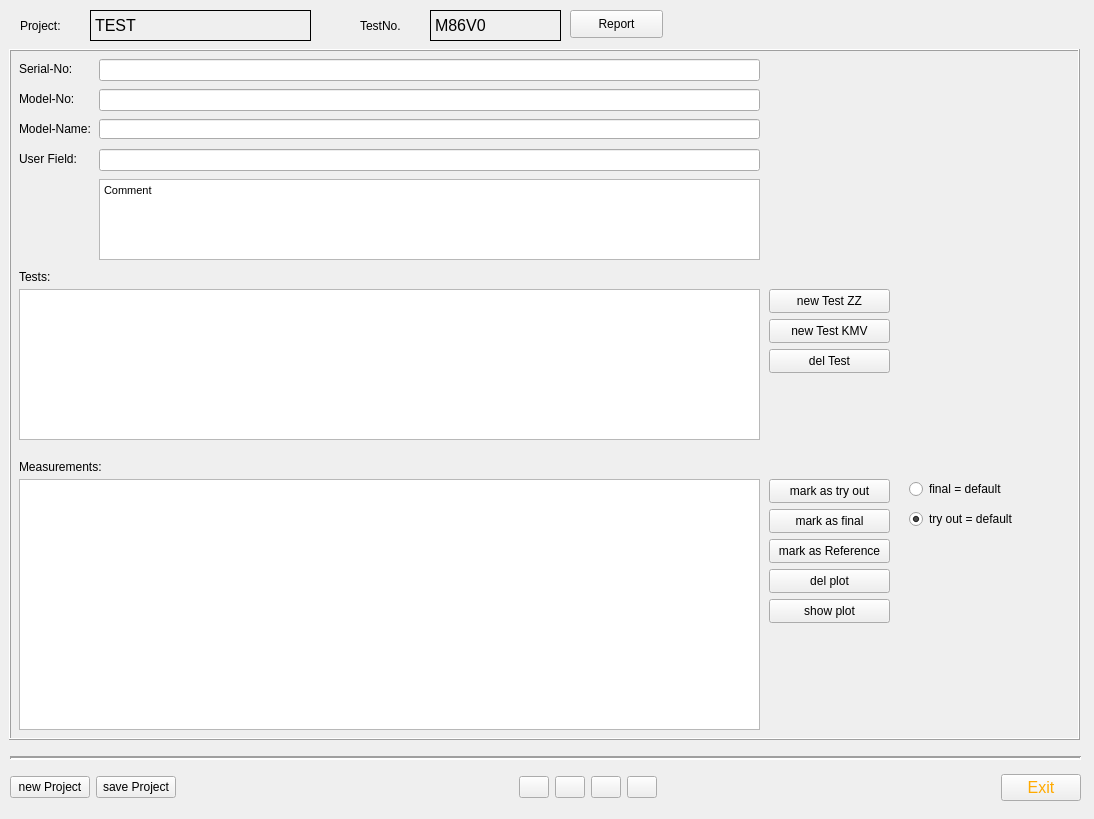
HenricusRex/TMV3, file Lib/TestDataZZ.ui: the form before one commit.
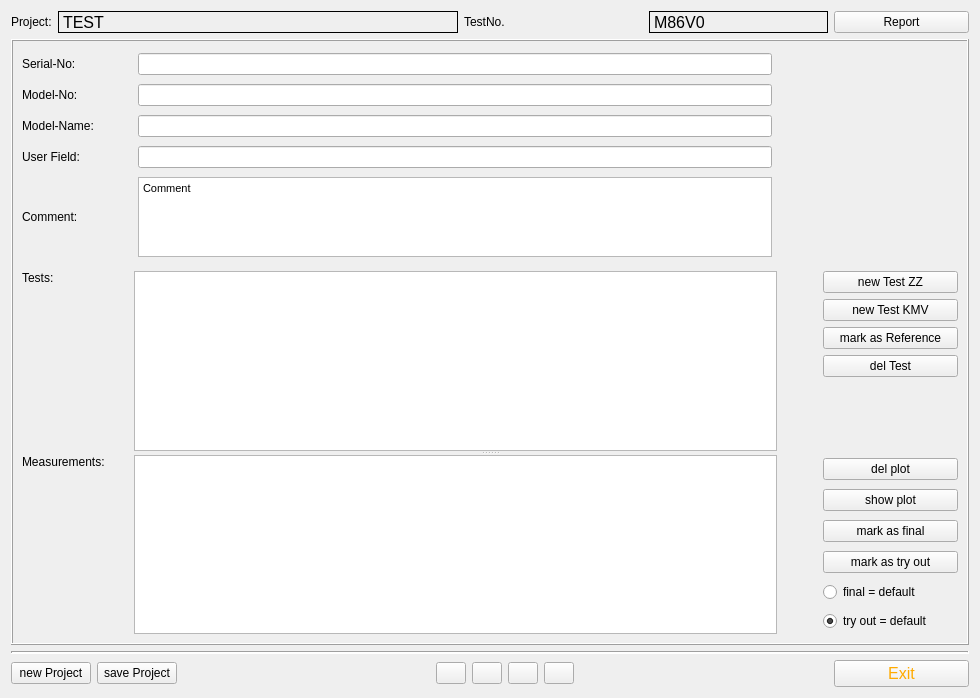
The form after the commit. Icons and pictures are not drawn.

Diff of the .ui file:
```diff
--- a/Lib/TestDataZZ.ui
+++ b/Lib/TestDataZZ.ui
@@ -6,37 +6,74 @@
    <rect>
     <x>0</x>
     <y>0</y>
-    <width>1094</width>
-    <height>819</height>
+    <width>980</width>
+    <height>698</height>
    </rect>
   </property>
   <property name="windowTitle">
    <string>Zone Zulassung</string>
   </property>
-  <widget class="Line" name="line">
-   <property name="geometry">
-    <rect>
-     <x>10</x>
-     <y>750</y>
-     <width>1071</width>
-     <height>16</height>
-    </rect>
-   </property>
-   <property name="lineWidth">
-    <number>2</number>
-   </property>
-   <property name="orientation">
-    <enum>Qt::Horizontal</enum>
-   </property>
-  </widget>
+  <layout class="QGridLayout" name="gridLayout_2">
+   <item row="0" column="0">
+    <layout class="QHBoxLayout" name="horizontalLayout_11">
+     <item>
+      <widget class="QLabel" name="label_3">
+       <property name="maximumSize">
+        <size>
+         <width>70</width>
+         <height>16777215</height>
+        </size>
+       </property>
+       <property name="font">
+        <font>
+         <pointsize>9</pointsize>
+         <weight>50</weight>
+         <bold>false</bold>
+        </font>
+       </property>
+       <property name="text">
+        <string>Project:</string>
+       </property>
+      </widget>
+     </item>
+     <item>
+      <widget class="QLabel" name="lbProject">
+       <property name="minimumSize">
+        <size>
+         <width>400</width>
+         <height>21</height>
+        </size>
+       </property>
+       <property name="font">
+        <font>
+         <pointsize>12</pointsize>
+        </font>
+       </property>
+       <property name="toolTip">
+        <string>&lt;html&gt;&lt;head/&gt;&lt;body&gt;&lt;p&gt;TestNo:&lt;/p&gt;&lt;p&gt;[Test]-[Measurement]-[sheet of ]&lt;/p&gt;&lt;p&gt;e.g. M86V0-34-2/6&lt;/p&gt;&lt;/body&gt;&lt;/html&gt;</string>
+       </property>
+       <property name="whatsThis">
+        <string extracomment="testtet"/>
+       </property>
+       <property name="frameShape">
+        <enum>QFrame::Box</enum>
+       </property>
+       <property name="text">
+        <string>TEST</string>
+       </property>
+      </widget>
+     </item>
+    </layout>
+   </item>
+   <item row="0" column="1">
+    <layout class="QHBoxLayout" name="horizontalLayout_10">
+     <item alignment="Qt::AlignLeft">
   <widget class="QLabel" name="label_2">
-   <property name="geometry">
-    <rect>
-     <x>360</x>
-     <y>10</y>
-     <width>71</width>
-     <height>31</height>
-    </rect>
+       <property name="maximumSize">
+        <size>
+         <width>60</width>
+         <height>16777215</height>
+        </size>
    </property>
    <property name="font">
     <font>
@@ -49,15 +86,9 @@
     <string>TestNo.</string>
    </property>
   </widget>
+     </item>
+     <item>
   <widget class="QLabel" name="lbTestNo">
-   <property name="geometry">
-    <rect>
-     <x>430</x>
-     <y>10</y>
-     <width>131</width>
-     <height>31</height>
-    </rect>
-   </property>
    <property name="font">
     <font>
      <pointsize>12</pointsize>
@@ -76,17 +107,518 @@
     <string>M86V0</string>
    </property>
   </widget>
+     </item>
+    </layout>
+   </item>
+   <item row="0" column="2">
+    <widget class="QPushButton" name="BtnReport">
+     <property name="minimumSize">
+      <size>
+       <width>135</width>
+       <height>0</height>
+      </size>
+     </property>
+     <property name="maximumSize">
+      <size>
+       <width>135</width>
+       <height>16777215</height>
+      </size>
+     </property>
+     <property name="text">
+      <string>Report</string>
+     </property>
+    </widget>
+   </item>
+   <item row="1" column="0" colspan="3">
+    <widget class="QFrame" name="frame">
+     <property name="sizePolicy">
+      <sizepolicy hsizetype="Expanding" vsizetype="Expanding">
+       <horstretch>0</horstretch>
+       <verstretch>0</verstretch>
+      </sizepolicy>
+     </property>
+     <property name="frameShape">
+      <enum>QFrame::Box</enum>
+     </property>
+     <property name="frameShadow">
+      <enum>QFrame::Raised</enum>
+     </property>
+     <layout class="QGridLayout" name="gridLayout">
+      <item row="0" column="0">
+       <layout class="QVBoxLayout" name="verticalLayout_6">
+        <item>
+         <layout class="QHBoxLayout" name="horizontalLayout_5">
+          <item>
+           <widget class="QLabel" name="label_6">
+            <property name="minimumSize">
+             <size>
+              <width>110</width>
+              <height>0</height>
+             </size>
+            </property>
+            <property name="text">
+             <string>Serial-No:</string>
+            </property>
+           </widget>
+          </item>
+          <item>
+           <widget class="QLineEdit" name="leSerialNo"/>
+          </item>
+         </layout>
+        </item>
+        <item>
+         <layout class="QHBoxLayout" name="horizontalLayout_6">
+          <item>
+           <widget class="QLabel" name="label_10">
+            <property name="minimumSize">
+             <size>
+              <width>110</width>
+              <height>0</height>
+             </size>
+            </property>
+            <property name="text">
+             <string>Model-No:</string>
+            </property>
+           </widget>
+          </item>
+          <item>
+           <widget class="QLineEdit" name="leModelNo"/>
+          </item>
+         </layout>
+        </item>
+        <item>
+         <layout class="QHBoxLayout" name="horizontalLayout_7">
+          <item>
+           <widget class="QLabel" name="label_11">
+            <property name="minimumSize">
+             <size>
+              <width>110</width>
+              <height>0</height>
+             </size>
+            </property>
+            <property name="text">
+             <string>Model-Name:</string>
+            </property>
+           </widget>
+          </item>
+          <item>
+           <widget class="QLineEdit" name="leModelName"/>
+          </item>
+         </layout>
+        </item>
+        <item>
+         <layout class="QHBoxLayout" name="horizontalLayout_8">
+          <item>
+           <widget class="QLabel" name="label_8">
+            <property name="minimumSize">
+             <size>
+              <width>110</width>
+              <height>0</height>
+             </size>
+            </property>
+            <property name="text">
+             <string>User Field:</string>
+            </property>
+           </widget>
+          </item>
+          <item>
+           <widget class="QLineEdit" name="leUserNo"/>
+          </item>
+         </layout>
+        </item>
+        <item>
+         <layout class="QHBoxLayout" name="horizontalLayout_9">
+          <item>
+           <widget class="QLabel" name="label">
+            <property name="minimumSize">
+             <size>
+              <width>110</width>
+              <height>0</height>
+             </size>
+            </property>
+            <property name="text">
+             <string>Comment:</string>
+            </property>
+           </widget>
+          </item>
+          <item>
+           <widget class="QTextEdit" name="pteComment">
+            <property name="sizePolicy">
+             <sizepolicy hsizetype="Expanding" vsizetype="Fixed">
+              <horstretch>0</horstretch>
+              <verstretch>0</verstretch>
+             </sizepolicy>
+            </property>
+            <property name="maximumSize">
+             <size>
+              <width>16777215</width>
+              <height>80</height>
+             </size>
+            </property>
+            <property name="html">
+             <string>&lt;!DOCTYPE HTML PUBLIC &quot;-//W3C//DTD HTML 4.0//EN&quot; &quot;http://www.w3.org/TR/REC-html40/strict.dtd&quot;&gt;
+&lt;html&gt;&lt;head&gt;&lt;meta name=&quot;qrichtext&quot; content=&quot;1&quot; /&gt;&lt;style type=&quot;text/css&quot;&gt;
+p, li { white-space: pre-wrap; }
+&lt;/style&gt;&lt;/head&gt;&lt;body style=&quot; font-family:'MS Shell Dlg 2'; font-size:8.25pt; font-weight:400; font-style:normal;&quot;&gt;
+&lt;p style=&quot; margin-top:0px; margin-bottom:0px; margin-left:0px; margin-right:0px; -qt-block-indent:0; text-indent:0px;&quot;&gt;&lt;span style=&quot; font-size:8pt;&quot;&gt;Comment&lt;/span&gt;&lt;/p&gt;&lt;/body&gt;&lt;/html&gt;</string>
+            </property>
+           </widget>
+          </item>
+         </layout>
+        </item>
+       </layout>
+      </item>
+      <item row="0" column="1">
+       <spacer name="horizontalSpacer_7">
+        <property name="orientation">
+         <enum>Qt::Horizontal</enum>
+        </property>
+        <property name="sizeType">
+         <enum>QSizePolicy::Maximum</enum>
+        </property>
+        <property name="sizeHint" stdset="0">
+         <size>
+          <width>180</width>
+          <height>215</height>
+         </size>
+        </property>
+       </spacer>
+      </item>
+      <item row="1" column="0" colspan="2">
+       <widget class="QSplitter" name="splitter">
+        <property name="orientation">
+         <enum>Qt::Vertical</enum>
+        </property>
   <widget class="QWidget" name="layoutWidget">
-   <property name="geometry">
-    <rect>
-     <x>10</x>
-     <y>770</y>
-     <width>1071</width>
-     <height>35</height>
-    </rect>
-   </property>
+         <layout class="QHBoxLayout" name="horizontalLayout_2">
+          <item>
+           <layout class="QVBoxLayout" name="verticalLayout_2">
+            <item>
+             <widget class="QLabel" name="label_13">
+              <property name="sizePolicy">
+               <sizepolicy hsizetype="Fixed" vsizetype="Preferred">
+                <horstretch>0</horstretch>
+                <verstretch>0</verstretch>
+               </sizepolicy>
+              </property>
+              <property name="minimumSize">
+               <size>
+                <width>93</width>
+                <height>0</height>
+               </size>
+              </property>
+              <property name="text">
+               <string>Tests:</string>
+              </property>
+             </widget>
+            </item>
+            <item>
+             <spacer name="verticalSpacer_2">
+              <property name="orientation">
+               <enum>Qt::Vertical</enum>
+              </property>
+              <property name="sizeHint" stdset="0">
+               <size>
+                <width>20</width>
+                <height>40</height>
+               </size>
+              </property>
+             </spacer>
+            </item>
+           </layout>
+          </item>
+          <item>
+           <spacer name="horizontalSpacer_4">
+            <property name="orientation">
+             <enum>Qt::Horizontal</enum>
+            </property>
+            <property name="sizeType">
+             <enum>QSizePolicy::Fixed</enum>
+            </property>
+            <property name="sizeHint" stdset="0">
+             <size>
+              <width>13</width>
+              <height>20</height>
+             </size>
+            </property>
+           </spacer>
+          </item>
+          <item>
+           <widget class="QTableView" name="twTest">
+            <property name="sizePolicy">
+             <sizepolicy hsizetype="Expanding" vsizetype="Expanding">
+              <horstretch>0</horstretch>
+              <verstretch>3</verstretch>
+             </sizepolicy>
+            </property>
+            <property name="alternatingRowColors">
+             <bool>false</bool>
+            </property>
+            <property name="selectionMode">
+             <enum>QAbstractItemView::SingleSelection</enum>
+            </property>
+            <property name="selectionBehavior">
+             <enum>QAbstractItemView::SelectRows</enum>
+            </property>
+            <property name="sortingEnabled">
+             <bool>true</bool>
+            </property>
+           </widget>
+          </item>
+          <item>
+           <spacer name="horizontalSpacer_3">
+            <property name="orientation">
+             <enum>Qt::Horizontal</enum>
+            </property>
+            <property name="sizeType">
+             <enum>QSizePolicy::Fixed</enum>
+            </property>
+            <property name="sizeHint" stdset="0">
+             <size>
+              <width>40</width>
+              <height>20</height>
+             </size>
+            </property>
+           </spacer>
+          </item>
+          <item>
+           <layout class="QVBoxLayout" name="verticalLayout">
+            <item>
+             <widget class="QPushButton" name="BtnNewTestZZ">
+              <property name="sizePolicy">
+               <sizepolicy hsizetype="Preferred" vsizetype="Preferred">
+                <horstretch>0</horstretch>
+                <verstretch>0</verstretch>
+               </sizepolicy>
+              </property>
+              <property name="text">
+               <string>new Test ZZ</string>
+              </property>
+             </widget>
+            </item>
+            <item>
+             <widget class="QPushButton" name="BtnNewTestZK">
+              <property name="sizePolicy">
+               <sizepolicy hsizetype="Preferred" vsizetype="Preferred">
+                <horstretch>0</horstretch>
+                <verstretch>0</verstretch>
+               </sizepolicy>
+              </property>
+              <property name="text">
+               <string>new Test KMV</string>
+              </property>
+             </widget>
+            </item>
+            <item>
+             <widget class="QPushButton" name="BtnMarkAsReference">
+              <property name="text">
+               <string>mark as Reference</string>
+              </property>
+             </widget>
+            </item>
+            <item>
+             <widget class="QPushButton" name="BtnDelTest">
+              <property name="sizePolicy">
+               <sizepolicy hsizetype="Fixed" vsizetype="Preferred">
+                <horstretch>0</horstretch>
+                <verstretch>0</verstretch>
+               </sizepolicy>
+              </property>
+              <property name="minimumSize">
+               <size>
+                <width>135</width>
+                <height>0</height>
+               </size>
+              </property>
+              <property name="text">
+               <string>del Test</string>
+              </property>
+             </widget>
+            </item>
+            <item>
+             <spacer name="verticalSpacer">
+              <property name="orientation">
+               <enum>Qt::Vertical</enum>
+              </property>
+              <property name="sizeHint" stdset="0">
+               <size>
+                <width>20</width>
+                <height>40</height>
+               </size>
+              </property>
+             </spacer>
+            </item>
+           </layout>
+          </item>
+         </layout>
+        </widget>
+        <widget class="QWidget" name="layoutWidget">
    <layout class="QHBoxLayout" name="horizontalLayout_3">
     <item>
+           <layout class="QVBoxLayout" name="verticalLayout_3">
+            <item>
+             <widget class="QLabel" name="label_12">
+              <property name="minimumSize">
+               <size>
+                <width>93</width>
+                <height>0</height>
+               </size>
+              </property>
+              <property name="text">
+               <string>Measurements:</string>
+              </property>
+             </widget>
+            </item>
+            <item>
+             <spacer name="verticalSpacer_3">
+              <property name="orientation">
+               <enum>Qt::Vertical</enum>
+              </property>
+              <property name="sizeHint" stdset="0">
+               <size>
+                <width>20</width>
+                <height>40</height>
+               </size>
+              </property>
+             </spacer>
+            </item>
+           </layout>
+          </item>
+          <item>
+           <spacer name="horizontalSpacer_5">
+            <property name="orientation">
+             <enum>Qt::Horizontal</enum>
+            </property>
+            <property name="sizeType">
+             <enum>QSizePolicy::Fixed</enum>
+            </property>
+            <property name="sizeHint" stdset="0">
+             <size>
+              <width>13</width>
+              <height>20</height>
+             </size>
+            </property>
+           </spacer>
+          </item>
+          <item>
+           <widget class="QTableView" name="twMeas">
+            <property name="sizePolicy">
+             <sizepolicy hsizetype="Expanding" vsizetype="Expanding">
+              <horstretch>0</horstretch>
+              <verstretch>0</verstretch>
+             </sizepolicy>
+            </property>
+            <property name="alternatingRowColors">
+             <bool>false</bool>
+            </property>
+            <property name="selectionMode">
+             <enum>QAbstractItemView::SingleSelection</enum>
+            </property>
+            <property name="selectionBehavior">
+             <enum>QAbstractItemView::SelectRows</enum>
+            </property>
+            <attribute name="verticalHeaderVisible">
+             <bool>false</bool>
+            </attribute>
+            <attribute name="verticalHeaderHighlightSections">
+             <bool>false</bool>
+            </attribute>
+           </widget>
+          </item>
+          <item>
+           <spacer name="horizontalSpacer_6">
+            <property name="orientation">
+             <enum>Qt::Horizontal</enum>
+            </property>
+            <property name="sizeType">
+             <enum>QSizePolicy::Fixed</enum>
+            </property>
+            <property name="sizeHint" stdset="0">
+             <size>
+              <width>40</width>
+              <height>20</height>
+             </size>
+            </property>
+           </spacer>
+          </item>
+          <item>
+           <layout class="QVBoxLayout" name="verticalLayout_4">
+            <item>
+             <widget class="QPushButton" name="BtnDelPlot">
+              <property name="text">
+               <string>del plot</string>
+              </property>
+             </widget>
+            </item>
+            <item>
+             <widget class="QPushButton" name="BtnShowPlot">
+              <property name="text">
+               <string>show plot</string>
+              </property>
+             </widget>
+            </item>
+            <item>
+             <widget class="QPushButton" name="BtnMarkAsFinal">
+              <property name="text">
+               <string>mark as final</string>
+              </property>
+             </widget>
+            </item>
+            <item>
+             <widget class="QPushButton" name="BtnMarkAsTryOut">
+              <property name="minimumSize">
+               <size>
+                <width>135</width>
+                <height>0</height>
+               </size>
+              </property>
+              <property name="text">
+               <string>mark as try out</string>
+              </property>
+             </widget>
+            </item>
+            <item>
+             <widget class="QRadioButton" name="RBtnFinal">
+              <property name="text">
+               <string>final = default</string>
+              </property>
+             </widget>
+            </item>
+            <item>
+             <widget class="QRadioButton" name="RBtnTO">
+              <property name="text">
+               <string>try out = default</string>
+              </property>
+              <property name="checked">
+               <bool>true</bool>
+              </property>
+             </widget>
+            </item>
+           </layout>
+          </item>
+         </layout>
+        </widget>
+       </widget>
+      </item>
+     </layout>
+    </widget>
+   </item>
+   <item row="2" column="0" colspan="3">
+    <widget class="Line" name="line">
+     <property name="lineWidth">
+      <number>2</number>
+     </property>
+     <property name="orientation">
+      <enum>Qt::Horizontal</enum>
+     </property>
+    </widget>
+   </item>
+   <item row="3" column="0" colspan="3">
+    <layout class="QHBoxLayout" name="horizontalLayout">
+     <property name="sizeConstraint">
+      <enum>QLayout::SetDefaultConstraint</enum>
+     </property>
+     <item>
      <widget class="QPushButton" name="BtnNewProject">
       <property name="text">
        <string>new Project</string>
@@ -247,6 +779,12 @@
     </item>
     <item>
      <widget class="QPushButton" name="BtnExit">
+       <property name="minimumSize">
+        <size>
+         <width>135</width>
+         <height>0</height>
+        </size>
+       </property>
       <property name="font">
        <font>
         <family>MS Shell Dlg 2</family>
@@ -266,398 +804,8 @@
      </widget>
     </item>
    </layout>
-  </widget>
-  <widget class="QLabel" name="label_3">
-   <property name="geometry">
-    <rect>
-     <x>20</x>
-     <y>10</y>
-     <width>71</width>
-     <height>31</height>
-    </rect>
-   </property>
-   <property name="font">
-    <font>
-     <pointsize>9</pointsize>
-     <weight>50</weight>
-     <bold>false</bold>
-    </font>
-   </property>
-   <property name="text">
-    <string>Project:</string>
-   </property>
-  </widget>
-  <widget class="QLabel" name="lbProject">
-   <property name="geometry">
-    <rect>
-     <x>90</x>
-     <y>10</y>
-     <width>221</width>
-     <height>31</height>
-    </rect>
-   </property>
-   <property name="font">
-    <font>
-     <pointsize>12</pointsize>
-    </font>
-   </property>
-   <property name="toolTip">
-    <string>&lt;html&gt;&lt;head/&gt;&lt;body&gt;&lt;p&gt;TestNo:&lt;/p&gt;&lt;p&gt;[Test]-[Measurement]-[sheet of ]&lt;/p&gt;&lt;p&gt;e.g. M86V0-34-2/6&lt;/p&gt;&lt;/body&gt;&lt;/html&gt;</string>
-   </property>
-   <property name="whatsThis">
-    <string extracomment="testtet"/>
-   </property>
-   <property name="frameShape">
-    <enum>QFrame::Box</enum>
-   </property>
-   <property name="text">
-    <string>TEST</string>
-   </property>
-  </widget>
-  <widget class="QPushButton" name="BtnReport">
-   <property name="geometry">
-    <rect>
-     <x>570</x>
-     <y>10</y>
-     <width>93</width>
-     <height>28</height>
-    </rect>
-   </property>
-   <property name="text">
-    <string>Report</string>
-   </property>
-  </widget>
-  <widget class="QFrame" name="frame">
-   <property name="geometry">
-    <rect>
-     <x>9</x>
-     <y>49</y>
-     <width>1071</width>
-     <height>691</height>
-    </rect>
-   </property>
-   <property name="frameShape">
-    <enum>QFrame::Box</enum>
-   </property>
-   <property name="frameShadow">
-    <enum>QFrame::Raised</enum>
-   </property>
-   <widget class="QTableView" name="twMeas">
-    <property name="geometry">
-     <rect>
-      <x>10</x>
-      <y>430</y>
-      <width>741</width>
-      <height>251</height>
-     </rect>
-    </property>
-    <property name="alternatingRowColors">
-     <bool>false</bool>
-    </property>
-    <property name="selectionMode">
-     <enum>QAbstractItemView::SingleSelection</enum>
-    </property>
-    <property name="selectionBehavior">
-     <enum>QAbstractItemView::SelectRows</enum>
-    </property>
-    <attribute name="verticalHeaderVisible">
-     <bool>false</bool>
-    </attribute>
-    <attribute name="verticalHeaderHighlightSections">
-     <bool>false</bool>
-    </attribute>
-   </widget>
-   <widget class="QLabel" name="label_12">
-    <property name="geometry">
-     <rect>
-      <x>10</x>
-      <y>410</y>
-      <width>101</width>
-      <height>16</height>
-     </rect>
-    </property>
-    <property name="text">
-     <string>Measurements:</string>
-    </property>
-   </widget>
-   <widget class="QPushButton" name="BtnMarkAsTryOut">
-    <property name="geometry">
-     <rect>
-      <x>760</x>
-      <y>430</y>
-      <width>121</width>
-      <height>24</height>
-     </rect>
-    </property>
-    <property name="text">
-     <string>mark as try out</string>
-    </property>
-   </widget>
-   <widget class="QPushButton" name="BtnMarkAsFinal">
-    <property name="geometry">
-     <rect>
-      <x>760</x>
-      <y>460</y>
-      <width>121</width>
-      <height>24</height>
-     </rect>
-    </property>
-    <property name="text">
-     <string>mark as final</string>
-    </property>
-   </widget>
-   <widget class="QPushButton" name="BtnMarkAsReference">
-    <property name="geometry">
-     <rect>
-      <x>760</x>
-      <y>490</y>
-      <width>121</width>
-      <height>24</height>
-     </rect>
-    </property>
-    <property name="text">
-     <string>mark as Reference</string>
-    </property>
-   </widget>
-   <widget class="QPushButton" name="BtnShowPlot">
-    <property name="geometry">
-     <rect>
-      <x>760</x>
-      <y>550</y>
-      <width>121</width>
-      <height>24</height>
-     </rect>
-    </property>
-    <property name="text">
-     <string>show plot</string>
-    </property>
-   </widget>
-   <widget class="QRadioButton" name="RBtnFinal">
-    <property name="geometry">
-     <rect>
-      <x>900</x>
-      <y>430</y>
-      <width>111</width>
-      <height>20</height>
-     </rect>
-    </property>
-    <property name="text">
-     <string>final = default</string>
-    </property>
-   </widget>
-   <widget class="QRadioButton" name="RBtnTO">
-    <property name="geometry">
-     <rect>
-      <x>900</x>
-      <y>460</y>
-      <width>131</width>
-      <height>20</height>
-     </rect>
-    </property>
-    <property name="text">
-     <string>try out = default</string>
-    </property>
-    <property name="checked">
-     <bool>true</bool>
-    </property>
-   </widget>
-   <widget class="QTableView" name="twTest">
-    <property name="geometry">
-     <rect>
-      <x>10</x>
-      <y>240</y>
-      <width>741</width>
-      <height>151</height>
-     </rect>
-    </property>
-    <property name="alternatingRowColors">
-     <bool>false</bool>
-    </property>
-    <property name="selectionMode">
-     <enum>QAbstractItemView::SingleSelection</enum>
-    </property>
-    <property name="selectionBehavior">
-     <enum>QAbstractItemView::SelectRows</enum>
-    </property>
-    <property name="sortingEnabled">
-     <bool>true</bool>
-    </property>
-   </widget>
-   <widget class="QPushButton" name="BtnNewTestZK">
-    <property name="geometry">
-     <rect>
-      <x>760</x>
-      <y>270</y>
-      <width>121</width>
-      <height>24</height>
-     </rect>
-    </property>
-    <property name="text">
-     <string>new Test KMV</string>
-    </property>
-   </widget>
-   <widget class="QPushButton" name="BtnNewTestZZ">
-    <property name="geometry">
-     <rect>
-      <x>760</x>
-      <y>240</y>
-      <width>121</width>
-      <height>24</height>
-     </rect>
-    </property>
-    <property name="text">
-     <string>new Test ZZ</string>
-    </property>
-   </widget>
-   <widget class="QTextEdit" name="pteComment">
-    <property name="geometry">
-     <rect>
-      <x>90</x>
-      <y>130</y>
-      <width>661</width>
-      <height>81</height>
-     </rect>
-    </property>
-    <property name="html">
-     <string>&lt;!DOCTYPE HTML PUBLIC &quot;-//W3C//DTD HTML 4.0//EN&quot; &quot;http://www.w3.org/TR/REC-html40/strict.dtd&quot;&gt;
-&lt;html&gt;&lt;head&gt;&lt;meta name=&quot;qrichtext&quot; content=&quot;1&quot; /&gt;&lt;style type=&quot;text/css&quot;&gt;
-p, li { white-space: pre-wrap; }
-&lt;/style&gt;&lt;/head&gt;&lt;body style=&quot; font-family:'MS Shell Dlg 2'; font-size:8.25pt; font-weight:400; font-style:normal;&quot;&gt;
-&lt;p style=&quot; margin-top:0px; margin-bottom:0px; margin-left:0px; margin-right:0px; -qt-block-indent:0; text-indent:0px;&quot;&gt;&lt;span style=&quot; font-size:8pt;&quot;&gt;Comment&lt;/span&gt;&lt;/p&gt;&lt;/body&gt;&lt;/html&gt;</string>
-    </property>
-   </widget>
-   <widget class="QLineEdit" name="leUserNo">
-    <property name="geometry">
-     <rect>
-      <x>90</x>
-      <y>100</y>
-      <width>661</width>
-      <height>22</height>
-     </rect>
-    </property>
-   </widget>
-   <widget class="QLineEdit" name="leModelName">
-    <property name="geometry">
-     <rect>
-      <x>90</x>
-      <y>70</y>
-      <width>661</width>
-      <height>20</height>
-     </rect>
-    </property>
-   </widget>
-   <widget class="QLineEdit" name="leModelNo">
-    <property name="geometry">
-     <rect>
-      <x>90</x>
-      <y>40</y>
-      <width>661</width>
-      <height>22</height>
-     </rect>
-    </property>
-   </widget>
-   <widget class="QLineEdit" name="leSerialNo">
-    <property name="geometry">
-     <rect>
-      <x>90</x>
-      <y>10</y>
-      <width>661</width>
-      <height>22</height>
-     </rect>
-    </property>
-   </widget>
-   <widget class="QLabel" name="label_11">
-    <property name="geometry">
-     <rect>
-      <x>10</x>
-      <y>70</y>
-      <width>81</width>
-      <height>20</height>
-     </rect>
-    </property>
-    <property name="text">
-     <string>Model-Name:</string>
-    </property>
-   </widget>
-   <widget class="QLabel" name="label_8">
-    <property name="geometry">
-     <rect>
-      <x>10</x>
-      <y>100</y>
-      <width>61</width>
-      <height>20</height>
-     </rect>
-    </property>
-    <property name="text">
-     <string>User Field:</string>
-    </property>
-   </widget>
-   <widget class="QLabel" name="label_6">
-    <property name="geometry">
-     <rect>
-      <x>10</x>
-      <y>10</y>
-      <width>71</width>
-      <height>20</height>
-     </rect>
-    </property>
-    <property name="text">
-     <string>Serial-No:</string>
-    </property>
-   </widget>
-   <widget class="QLabel" name="label_10">
-    <property name="geometry">
-     <rect>
-      <x>10</x>
-      <y>40</y>
-      <width>71</width>
-      <height>20</height>
-     </rect>
-    </property>
-    <property name="text">
-     <string>Model-No:</string>
-    </property>
-   </widget>
-   <widget class="QLabel" name="label_13">
-    <property name="geometry">
-     <rect>
-      <x>10</x>
-      <y>220</y>
-      <width>101</width>
-      <height>16</height>
-     </rect>
-    </property>
-    <property name="text">
-     <string>Tests:</string>
-    </property>
-   </widget>
-   <widget class="QPushButton" name="BtnDelTest">
-    <property name="geometry">
-     <rect>
-      <x>760</x>
-      <y>300</y>
-      <width>121</width>
-      <height>24</height>
-     </rect>
-    </property>
-    <property name="text">
-     <string>del Test</string>
-    </property>
-   </widget>
-   <widget class="QPushButton" name="BtnDelPlot">
-    <property name="geometry">
-     <rect>
-      <x>760</x>
-      <y>520</y>
-      <width>121</width>
-      <height>24</height>
-     </rect>
-    </property>
-    <property name="text">
-     <string>del plot</string>
-    </property>
-   </widget>
-  </widget>
+   </item>
+  </layout>
   <zorder>frame</zorder>
   <zorder>line</zorder>
   <zorder>label_2</zorder>
```
Left out of the diff: 7 changed lines with no effect on the pictures. Lines whose indentation alone changed are shown as unchanged.
